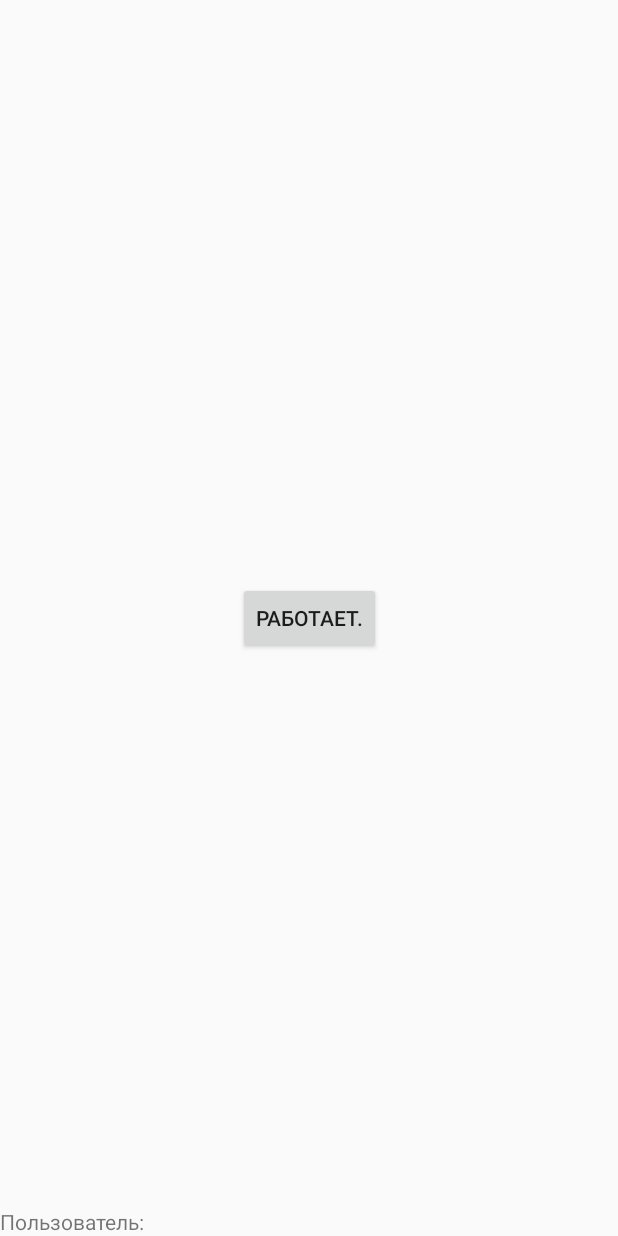
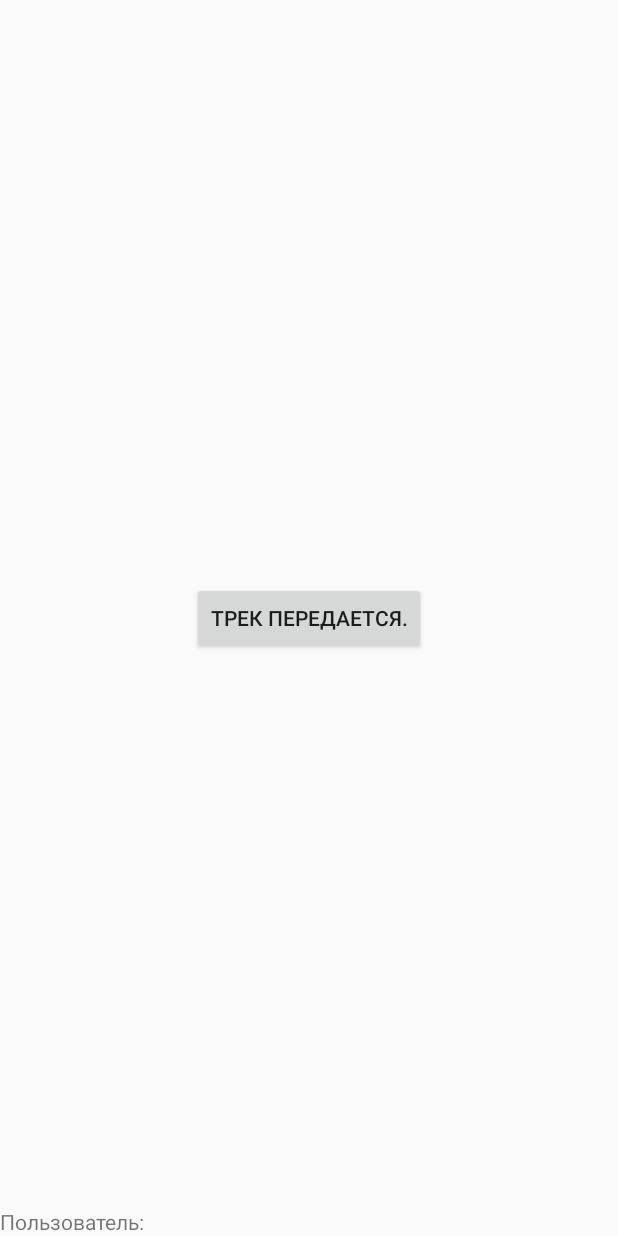
Before and after one commit to AntonButov/farestechruner, an Android app: the layout activity_main.xml on its own in the app's theme, with its tools: preview values and no code run, on a phone screen of 412 x 824 dp. Run offline under Robolectric (Android 15) with nearby library versions, the phone set to English and light mode, and no system bars.

```diff
--- a/app/src/main/java/pro/butovanton/farestechruner/ServiceLocation.java
+++ b/app/src/main/java/pro/butovanton/farestechruner/ServiceLocation.java
@@ -30,7 +30,7 @@ public class ServiceLocation extends Service {
     private Report report;
 
     private final int TIMER_DELLAY = 60 * 1000 * 20;
-    private String info = "Запись включена.";
+    private String info;
 
     private LocationManager locationManager;
     private String user;
@@ -105,6 +105,7 @@ public class ServiceLocation extends Service {
     private Notification updateNotification() {
 
         Context context = getApplicationContext();
+        info = context.getResources().getString(R.string.notification);
 
         PendingIntent action = PendingIntent.getActivity(context,
                 0, new Intent(context, MainActivity.class),
--- a/app/src/main/res/layout/activity_main.xml
+++ b/app/src/main/res/layout/activity_main.xml
@@ -11,17 +11,8 @@
         android:layout_width="wrap_content"
         android:layout_height="wrap_content"
         android:text="Пользователь: "
-        app:layout_constraintBottom_toTopOf="@+id/textViewLoc"
+        app:layout_constraintBottom_toBottomOf="parent"
         app:layout_constraintLeft_toLeftOf="parent" />
-
-    <TextView
-        android:id="@+id/textViewLoc"
-        android:layout_width="wrap_content"
-        android:layout_height="wrap_content"
-        android:text="TextView"
-        android:visibility="gone"
-        app:layout_constraintBottom_toBottomOf="parent"
-        app:layout_constraintStart_toStartOf="parent" />
 
     <Button
         android:id="@+id/buttonRun"
--- a/app/src/main/res/values/strings.xml
+++ b/app/src/main/res/values/strings.xml
@@ -1,5 +1,6 @@
 <resources>
     <string name="app_name">farestechruner</string>
-    <string name="run">Работает.</string>
+    <string name="run">Трек передается.</string>
     <string name="stop">Не работает.</string>
+    <string name="notification">Запись включена.</string>
 </resources>
```
Also changed, not shown: app/build.gradle (+8 -0 lines), app/src/main/java/pro/butovanton/farestechruner/FViewModel.java (+1 -10 lines), app/src/main/java/pro/butovanton/farestechruner/Report.java (+19 -7 lines).
